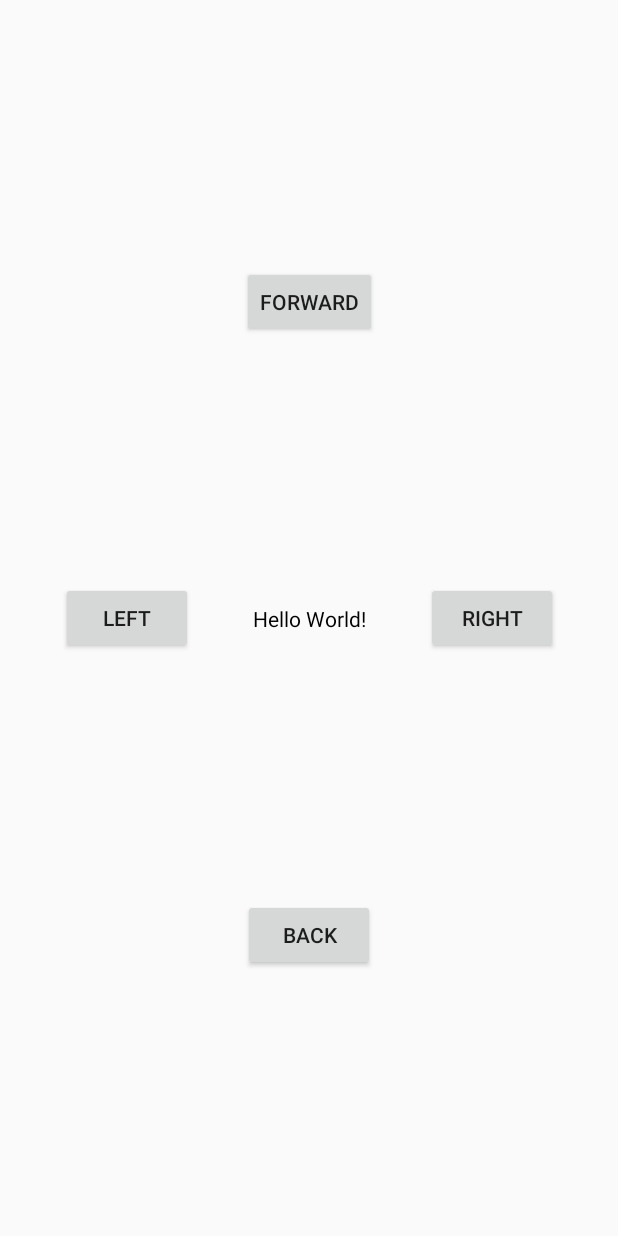
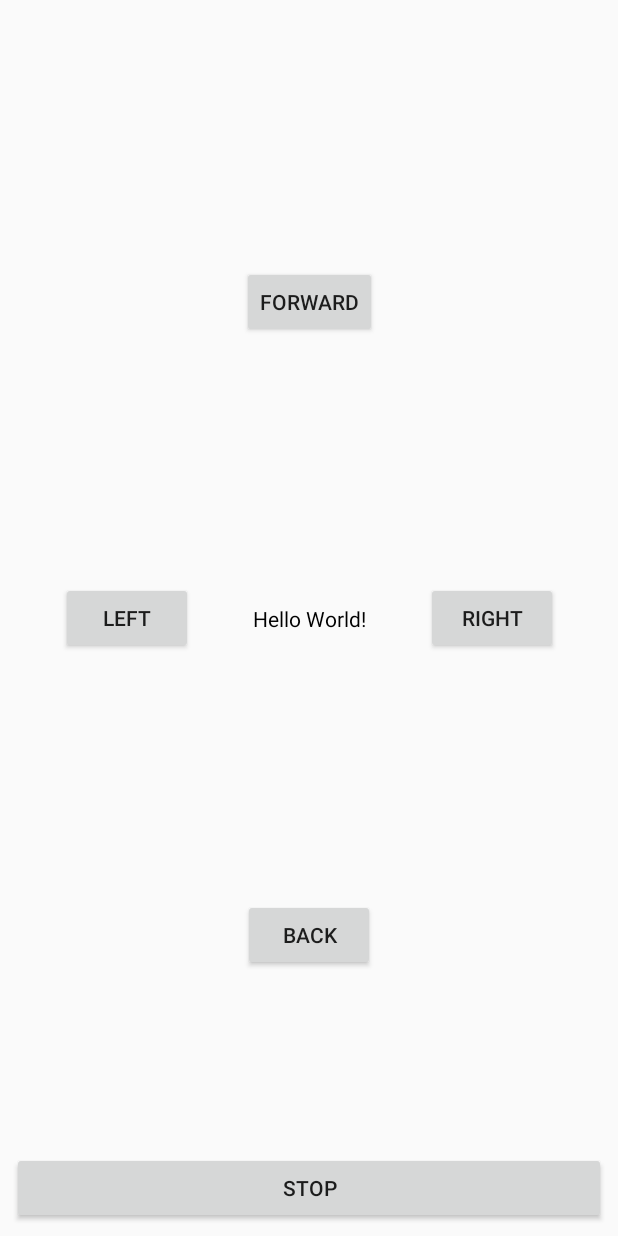
Before and after one commit to mi-24v/2018-Programming-Challenge, an Android app: the layout activity_cvtest.xml on its own in the app's theme, with its tools: preview values and no code run, on a phone screen of 412 x 824 dp. Run offline under Robolectric (Android 15) with nearby library versions, the phone set to English and light mode, and no system bars.

Commit message:
setup static file

```diff
--- a/app/src/main/AndroidManifest.xml
+++ b/app/src/main/AndroidManifest.xml
@@ -1,6 +1,11 @@
 <?xml version="1.0" encoding="utf-8"?>
 <manifest xmlns:android="http://schemas.android.com/apk/res/android"
     package="mipwayou0808.info.wheelchaircontroller">
+
+    <uses-permission android:name="android.permission.BLUETOOTH"/>
+    <uses-permission android:name="android.permission.BLUETOOTH_ADMIN"/>
+    <uses-permission android:name="android.permission.ACCESS_COARSE_LOCATION"/>
+    <uses-feature android:name="android.hardware.bluetooth_le" android:required="true"/>
 
     <application
         android:allowBackup="true"
@@ -9,7 +14,7 @@
         android:roundIcon="@mipmap/ic_launcher_round"
         android:supportsRtl="true"
         android:theme="@style/AppTheme">
-        <activity android:name=".CVTestActivity">
+        <activity android:name=".MainActivity">
             <intent-filter>
                 <action android:name="android.intent.action.MAIN" />
 
--- a/app/src/main/res/layout/activity_cvtest.xml
+++ b/app/src/main/res/layout/activity_cvtest.xml
@@ -4,7 +4,7 @@
     xmlns:tools="http://schemas.android.com/tools"
     android:layout_width="match_parent"
     android:layout_height="match_parent"
-    tools:context="mipwayou0808.info.wheelchaircontroller.CVTestActivity">
+    tools:context="mipwayou0808.info.wheelchaircontroller.MainActivity">
 
     <TextView
         android:id="@+id/label_status"
@@ -73,4 +73,16 @@
         app:layout_constraintStart_toStartOf="parent"
         app:layout_constraintTop_toBottomOf="@+id/label_status" />
 
+    <Button
+        android:id="@+id/button_stop"
+        android:layout_width="0dp"
+        android:layout_height="wrap_content"
+        android:layout_marginBottom="8dp"
+        android:layout_marginEnd="8dp"
+        android:layout_marginStart="8dp"
+        android:text="@string/label_button_stop"
+        app:layout_constraintBottom_toBottomOf="parent"
+        app:layout_constraintEnd_toEndOf="parent"
+        app:layout_constraintStart_toStartOf="parent" />
+
 </android.support.constraint.ConstraintLayout>
--- a/app/src/main/res/values/strings.xml
+++ b/app/src/main/res/values/strings.xml
@@ -4,4 +4,5 @@
     <string name="label_button_left">Left</string>
     <string name="label_button_back">Back</string>
     <string name="label_button_right">Right</string>
+    <string name="label_button_stop">Stop</string>
 </resources>
```
